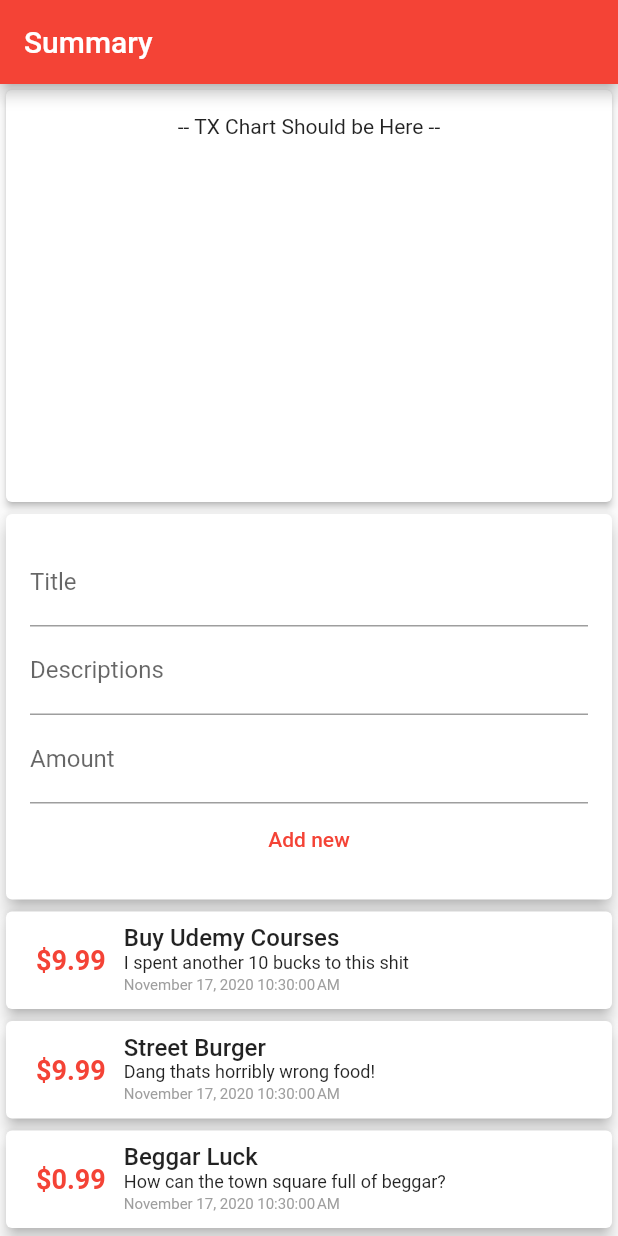
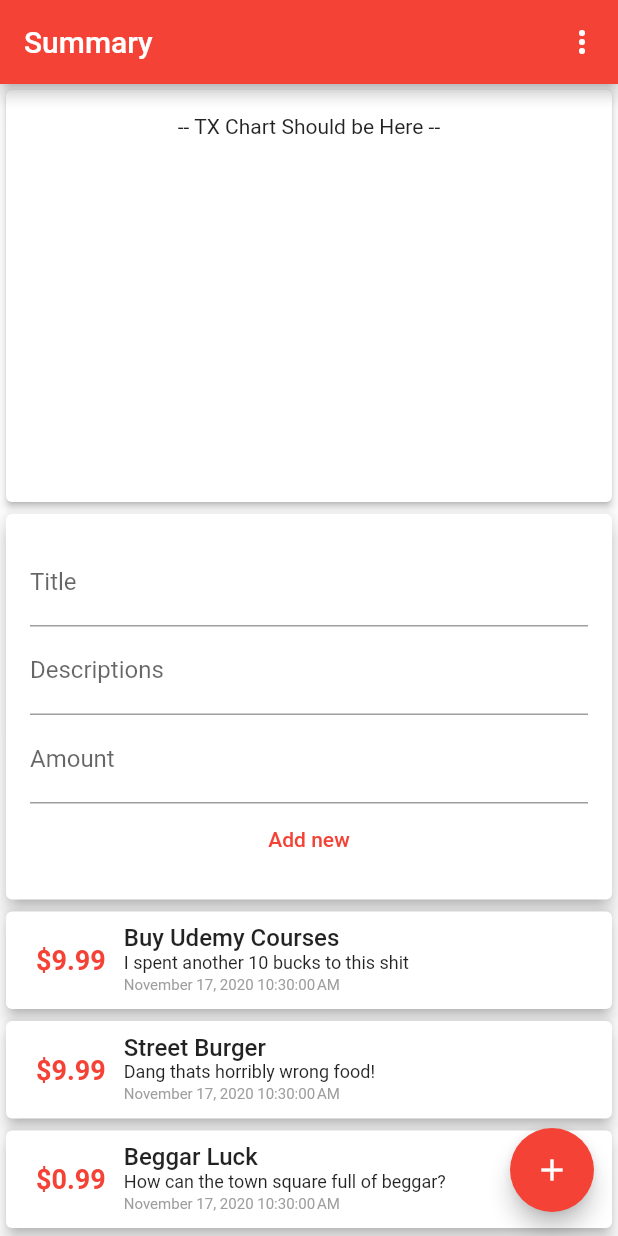
Before and after one commit to resqiar/How-Much-You-Spent-, a Flutter app: the screen it shows after launch, on a phone screen of 412 x 824 dp. Run offline on Flutter 3.47's test engine with Material 2 defaults, Android fonts, the phone set to English and light mode, and no system bars.

Commit message:
Add floating action button

```diff
--- a/lib/main.dart
+++ b/lib/main.dart
@@ -24,6 +24,11 @@ class HomePage extends StatelessWidget {
         appBar: AppBar(
           title: Text('Summary'),
           elevation: 4,
+          actions: [IconButton(icon: Icon(Icons.more_vert), onPressed: () {})],
+        ),
+        floatingActionButton: FloatingActionButton(
+          child: Icon(Icons.add),
+          onPressed: () {},
         ),
         body: SingleChildScrollView(
           child: Column(
```
